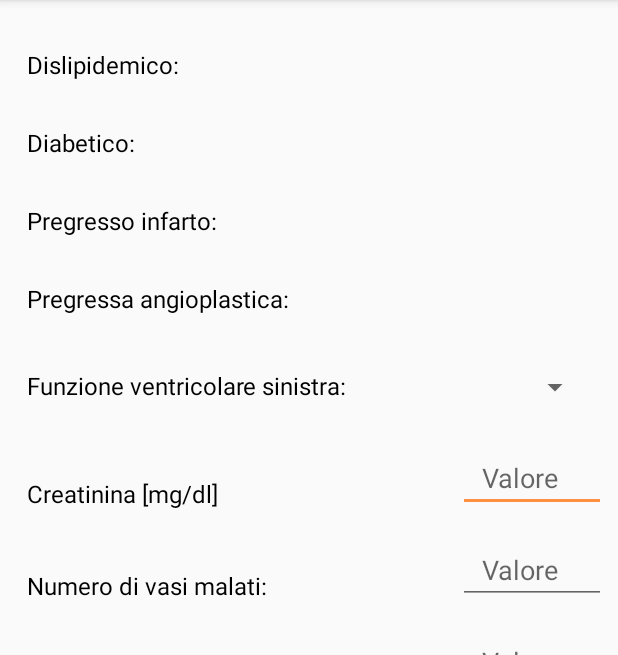
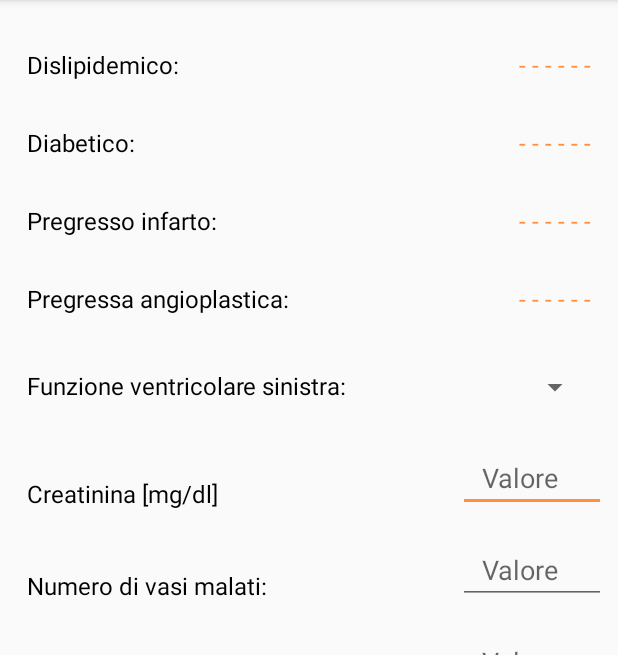
Before and after one commit to marcocerutti93/FiloApplication, an Android app: the PatientDataActivity screen opened directly, with no data from a screen before it, scrolled down 316 dp, on a phone screen of 412 x 824 dp, the part 84-739 px from its top. Run offline under Robolectric (Android 15) with nearby library versions, the phone set to English and light mode, and no system bars; our stand-ins replace Firebase (no records; nobody signed in at launch, a user with empty details on screens opened directly); 2 statements that could not run were skipped.

Commit message:
changing in logos

```diff
--- a/app/src/main/AndroidManifest.xml
+++ b/app/src/main/AndroidManifest.xml
@@ -4,9 +4,9 @@
 
     <application
         android:allowBackup="true"
-        android:icon="@mipmap/ic_launcher"
+        android:icon="@mipmap/heart"
         android:label="@string/app_name"
-        android:roundIcon="@mipmap/ic_launcher_round"
+        android:roundIcon="@mipmap/heart"
         android:supportsRtl="true"
         android:theme="@style/AppTheme">
         <activity android:name=".LoginActivity">
--- a/app/src/main/java/com/tesi/marco/filo/PatientDataActivity.java
+++ b/app/src/main/java/com/tesi/marco/filo/PatientDataActivity.java
@@ -90,7 +90,31 @@ public class PatientDataActivity extends AppCompatActivity {
                 if (dataSnapshot.hasChild("Gender")) {
                     gender = dataSnapshot.child("Gender").getValue().toString();
                     tvGender.setText(gender);
-                } else { tvGender.setText("non registrato");}
+                }
+                if (dataSnapshot.hasChild("Smoker")) {
+                    smoker = dataSnapshot.child("Smoker").getValue().toString();
+                    tvSmoker.setText(smoker);
+                }
+                if (dataSnapshot.hasChild("Hypertension")) {
+                    hypertens = dataSnapshot.child("Hypertension").getValue().toString();
+                    tvHypertens.setText(hypertens);
+                }
+                if (dataSnapshot.hasChild("Dyslipidemia")) {
+                    dyslip = dataSnapshot.child("Dyslipidemia").getValue().toString();
+                    tvDyslip.setText(dyslip);
+                }
+                if (dataSnapshot.hasChild("Diabetic")) {
+                    dm = dataSnapshot.child("Diabetic").getValue().toString();
+                    tvDM.setText(dm);
+                }
+                if (dataSnapshot.hasChild("PreviousStroke")) {
+                    preStr = dataSnapshot.child("PreviousStroke").getValue().toString();
+                    tvPreStr.setText(preStr);
+                }
+                if (dataSnapshot.hasChild("PreviousAngioplasty")) {
+                    preAngio = dataSnapshot.child("PreviousAngioplasty").getValue().toString();
+                    tvPreAngio.setText(preAngio);
+                }
             }
 
             @Override
--- a/app/src/main/res/layout/activity_patient_data.xml
+++ b/app/src/main/res/layout/activity_patient_data.xml
@@ -57,6 +57,7 @@
                     android:layout_alignParentRight="true"
                     android:layout_alignParentEnd="true"
                     android:textSize="@dimen/text"
+                    android:text="@string/info_not_present"
                     android:textColor="@color/colorAccent"
                     android:layout_margin="@dimen/margin" />
 
@@ -86,6 +87,7 @@
                     android:layout_alignParentRight="true"
                     android:layout_alignParentEnd="true"                    android:textSize="@dimen/text"
                     android:textColor="@color/colorAccent"
+                    android:text="@string/info_not_present"
                     android:layout_margin="@dimen/margin" />
 
             </RelativeLayout>
@@ -115,6 +117,7 @@
                     android:layout_alignParentEnd="true"
                     android:textSize="@dimen/text"
                     android:textColor="@color/colorAccent"
+                    android:text="@string/info_not_present"
                     android:layout_margin="@dimen/margin" />
 
             </RelativeLayout>
@@ -144,6 +147,7 @@
                     android:layout_alignParentEnd="true"
                     android:textSize="@dimen/text"
                     android:textColor="@color/colorAccent"
+                    android:text="@string/info_not_present"
                     android:layout_margin="@dimen/margin" />
 
             </RelativeLayout>
@@ -173,6 +177,7 @@
                     android:layout_alignParentEnd="true"
                     android:textSize="@dimen/text"
                     android:textColor="@color/colorAccent"
+                    android:text="@string/info_not_present"
                     android:layout_margin="@dimen/margin" />
 
             </RelativeLayout>
@@ -202,6 +207,7 @@
                     android:layout_alignParentEnd="true"
                     android:textSize="@dimen/text"
                     android:textColor="@color/colorAccent"
+                    android:text="@string/info_not_present"
                     android:layout_margin="@dimen/margin" />
 
             </RelativeLayout>
@@ -231,6 +237,7 @@
                     android:layout_alignParentEnd="true"
                     android:textSize="@dimen/text"
                     android:textColor="@color/colorAccent"
+                    android:text="@string/info_not_present"
                     android:layout_margin="@dimen/margin" />
 
             </RelativeLayout>
@@ -260,6 +267,7 @@
                     android:layout_alignParentEnd="true"
                     android:textSize="@dimen/text"
                     android:textColor="@color/colorAccent"
+                    android:text="@string/info_not_present"
                     android:layout_margin="@dimen/margin" />
 
             </RelativeLayout>
@@ -289,6 +297,7 @@
                     android:layout_alignParentEnd="true"
                     android:textSize="@dimen/text"
                     android:textColor="@color/colorAccent"
+                    android:text="@string/info_not_present"
                     android:layout_margin="@dimen/margin" />
 
             </RelativeLayout>
@@ -318,6 +327,7 @@
                     android:layout_alignParentEnd="true"
                     android:textSize="@dimen/text"
                     android:textColor="@color/colorAccent"
+                    android:text="@string/info_not_present"
                     android:layout_margin="@dimen/margin" />
 
             </RelativeLayout>
--- a/app/src/main/res/values/strings.xml
+++ b/app/src/main/res/values/strings.xml
@@ -23,6 +23,7 @@
     <string name="error_incorrect_password">This password is incorrect</string>
     <string name="value">Valore</string>
     <string name="forgot_password">Password dimenticata</string>
+    <string name="info_not_present">- - - - - -</string>
 
     <string name="patient">Paziente:</string>
     <string name="date_of_birth">Data di nascita:</string>
```
Also changed, not shown: app/src/main/res/layout/activity_login.xml (+13 -1 lines).
